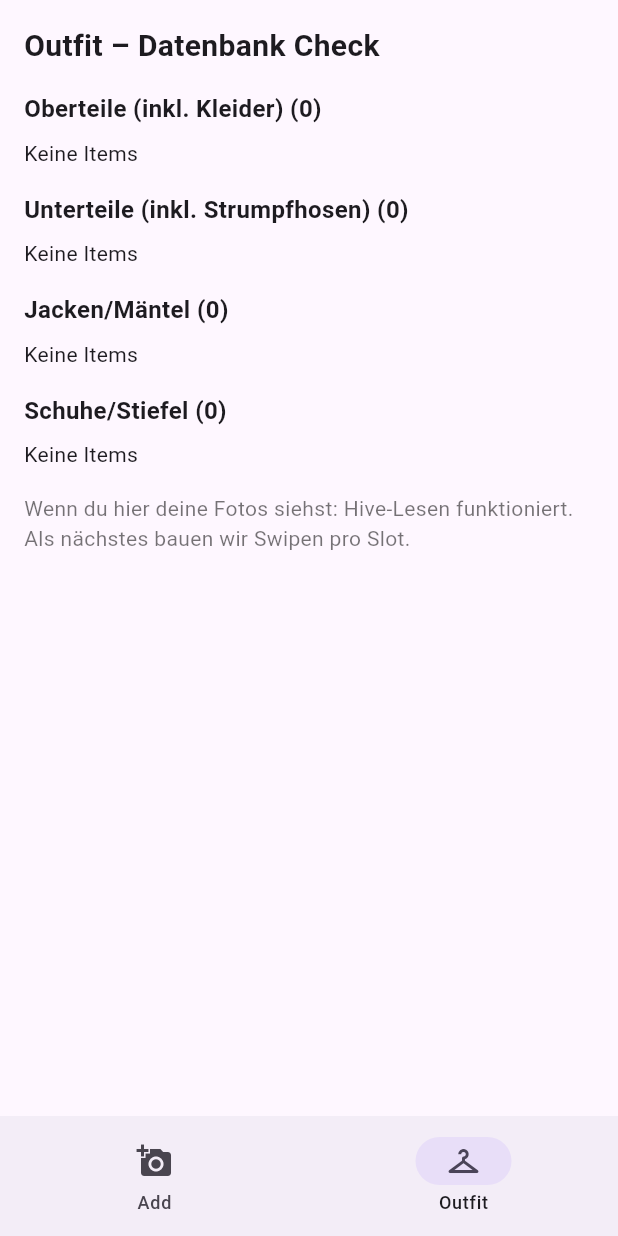
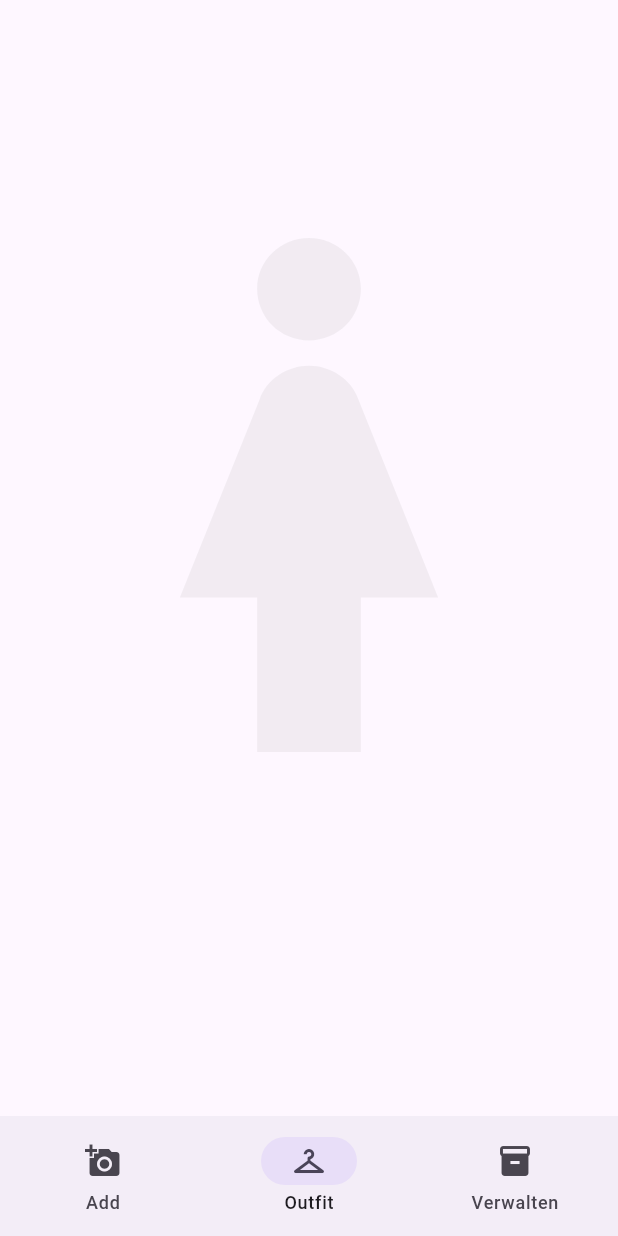
Before and after one commit to Nepomuk12/digitaler-kleiderschrank, a Flutter app: the screen it shows after launch, item 2 of the bottom bar chosen, on a phone screen of 412 x 824 dp. Run offline on Flutter 3.47's test engine with Material 3 defaults, Android fonts, the phone set to English and light mode, and no system bars; our stand-ins replace flutter_riverpod, hive, hive_flutter, image_picker; accounts and stored records are empty.

Commit message:
New page added

```diff
--- a/kleiderschrank_app/lib/app.dart
+++ b/kleiderschrank_app/lib/app.dart
@@ -1,6 +1,8 @@
 import 'package:flutter/material.dart';
 import 'features/add_item/add_item_screen.dart';
 import 'features/outfit/outfit_screen.dart';
+import 'features/wardrobe/wardrobe_screen.dart';
+
 
 class WardrobeApp extends StatefulWidget {
   const WardrobeApp({super.key});
@@ -17,6 +19,7 @@ class _WardrobeAppState extends State<WardrobeApp> {
     final pages = [
       const AddItemScreen(),
       const OutfitScreen(),
+      const WardrobeScreen(),
     ];
 
     return MaterialApp(
@@ -29,7 +32,9 @@ class _WardrobeAppState extends State<WardrobeApp> {
           destinations: const [
             NavigationDestination(icon: Icon(Icons.add_a_photo), label: 'Add'),
             NavigationDestination(icon: Icon(Icons.checkroom), label: 'Outfit'),
-          ],
+            NavigationDestination(icon: Icon(Icons.inventory_2), label: 'Verwalten'),
+                              ],
+
         ),
       ),
     );
--- a/kleiderschrank_app/lib/features/outfit/outfit_screen.dart
+++ b/kleiderschrank_app/lib/features/outfit/outfit_screen.dart
@@ -6,69 +6,148 @@ import 'package:flutter_riverpod/flutter_riverpod.dart';
 import '../../domain/clothing_item_hive.dart';
 import '../add_item/add_item_controller.dart';
 
-class OutfitScreen extends ConsumerWidget {
+class OutfitScreen extends ConsumerStatefulWidget {
   const OutfitScreen({super.key});
 
   @override
-  Widget build(BuildContext context, WidgetRef ref) {
+  ConsumerState<OutfitScreen> createState() => _OutfitScreenState();
+}
+
+class _OutfitScreenState extends ConsumerState<OutfitScreen> {
+  int topIndex = 0;
+  int bottomIndex = 0;
+  int shoesIndex = 0;
+
+  int _wrap(int idx, int len) {
+    if (len <= 0) return 0;
+    var r = idx % len;
+    if (r < 0) r += len;
+    return r;
+  }
+
+  ClothingItem? _current(List<ClothingItem> items, int index) =>
+      items.isEmpty ? null : items[index];
+
+  @override
+  Widget build(BuildContext context) {
     final repo = ref.read(clothingRepoProvider);
+
     final tops = repo.loadByCategory(ClothingCategory.top);
     final bottoms = repo.loadByCategory(ClothingCategory.bottom);
-    final outerwears = repo.loadByCategory(ClothingCategory.outerwear);
     final shoes = repo.loadByCategory(ClothingCategory.shoes);
 
+    topIndex = _wrap(topIndex, tops.length);
+    bottomIndex = _wrap(bottomIndex, bottoms.length);
+    shoesIndex = _wrap(shoesIndex, shoes.length);
 
-    Widget section(String title, List<ClothingItem> items) {
-      return Column(
-        crossAxisAlignment: CrossAxisAlignment.start,
+    return SafeArea(
+      child: RefreshIndicator(
+        onRefresh: () async => setState(() {}),
+        child: LayoutBuilder(
+          builder: (context, constraints) {
+            // Höhen: Schuhe deutlich kleiner
+            final topH = 260.0;
+            final bottomH = 260.0;
+            final shoesH = 140.0;
+
+            return ListView(
+              padding: EdgeInsets.zero,
               children: [
-          Text('$title (${items.length})',
-              style: const TextStyle(fontSize: 16, fontWeight: FontWeight.w600)),
-          const SizedBox(height: 8),
-          if (items.isEmpty)
-            const Text('Keine Items')
-          else
                 SizedBox(
-              height: 120,
-              child: ListView.separated(
-                scrollDirection: Axis.horizontal,
-                itemCount: items.length,
-                separatorBuilder: (_, __) => const SizedBox(width: 8),
-                itemBuilder: (context, i) {
-                  final it = items[i];
-                  return ClipRRect(
-                    borderRadius: BorderRadius.circular(12),
-                    child: Image.file(
-                      File(it.imagePath),
-                      width: 120,
-                      height: 120,
-                      fit: BoxFit.cover,
+                  height: topH + bottomH + shoesH,
+                  child: Stack(
+                    children: [
+                      // Hintergrund: graue Silhouette (ohne Asset, nur Icon als Platzhalter)
+                      Positioned.fill(
+                        child: IgnorePointer(
+                          child: Opacity(
+                            opacity: 0.12,
+                            child: FittedBox(
+                              fit: BoxFit.contain,
+                              child: Icon(
+                                Icons.woman,
+                                color: Colors.grey,
                               ),
+                            ),
+                          ),
+                        ),
+                      ),
+
+                      // Outfit "nahtlos" als Column ohne Zwischenräume
+                      Align(
+                        alignment: Alignment.topCenter,
+                        child: Column(
+                          mainAxisSize: MainAxisSize.min,
+                          children: [
+                            _SwipeImage(
+                              height: topH,
+                              item: _current(tops, topIndex),
+                              onNext: () => setState(
+                                  () => topIndex = _wrap(topIndex + 1, tops.length)),
+                              onPrev: () => setState(
+                                  () => topIndex = _wrap(topIndex - 1, tops.length)),
+                            ),
+                            _SwipeImage(
+                              height: bottomH,
+                              item: _current(bottoms, bottomIndex),
+                              onNext: () => setState(() =>
+                                  bottomIndex = _wrap(bottomIndex + 1, bottoms.length)),
+                              onPrev: () => setState(() =>
+                                  bottomIndex = _wrap(bottomIndex - 1, bottoms.length)),
+                            ),
+                            _SwipeImage(
+                              height: shoesH,
+                              item: _current(shoes, shoesIndex),
+                              onNext: () => setState(
+                                  () => shoesIndex = _wrap(shoesIndex + 1, shoes.length)),
+                              onPrev: () => setState(
+                                  () => shoesIndex = _wrap(shoesIndex - 1, shoes.length)),
+                            ),
+                          ],
+                        ),
+                      ),
+                    ],
+                  ),
+                ),
+              ],
             );
           },
         ),
       ),
-          const SizedBox(height: 16),
-        ],
     );
   }
+}
 
-    return SafeArea(
-      child: ListView(
-        padding: const EdgeInsets.all(16),
-        children: [
-          const Text('Outfit – Datenbank Check',
-              style: TextStyle(fontSize: 20, fontWeight: FontWeight.w600)),
-          const SizedBox(height: 16),
-          section('Oberteile (inkl. Kleider)', tops),
-          section('Unterteile (inkl. Strumpfhosen)', bottoms),
-          section('Jacken/Mäntel', outerwears),
-          section('Schuhe/Stiefel', shoes),
-          const Text(
-            'Wenn du hier deine Fotos siehst: Hive-Lesen funktioniert. Als nächstes bauen wir Swipen pro Slot.',
-            style: TextStyle(color: Colors.black54),
+class _SwipeImage extends StatelessWidget {
+  const _SwipeImage({
+    required this.height,
+    required this.item,
+    required this.onPrev,
+    required this.onNext,
+  });
+
+  final double height;
+  final ClothingItem? item;
+  final VoidCallback onPrev;
+  final VoidCallback onNext;
+
+  @override
+  Widget build(BuildContext context) {
+    return GestureDetector(
+      onHorizontalDragEnd: (d) {
+        final v = d.primaryVelocity ?? 0;
+        if (v > 0) onPrev();
+        if (v < 0) onNext();
+      },
+      child: SizedBox(
+        height: height,
+        width: double.infinity,
+        child: item == null
+            ? const SizedBox.shrink()
+            : Image.file(
+                File(item!.imagePath),
+                fit: BoxFit.cover,
               ),
-        ],
       ),
     );
   }
```
Also changed, not shown: kleiderschrank_app/lib/data/clothing_repository.dart (+16 -0 lines), kleiderschrank_app/lib/features/wardrobe/wardrobe_screen.dart (added, +88 -0 lines). Lines whose indentation alone changed are shown as unchanged.
